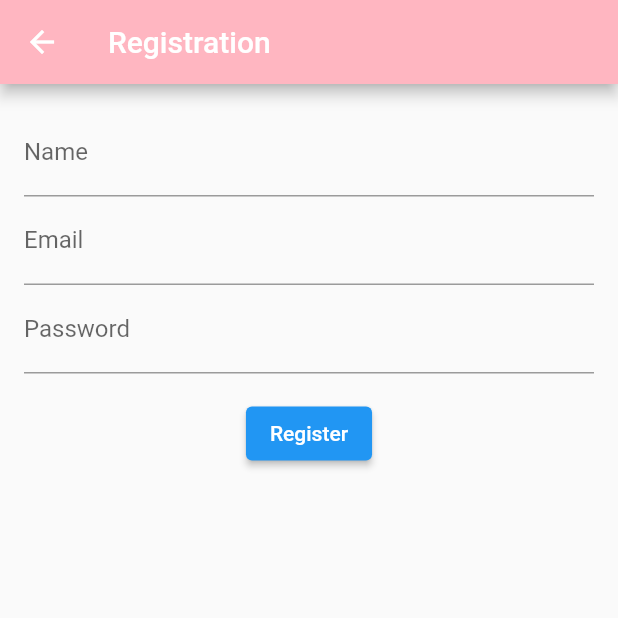
After one commit to FACZ-MAP-Project/PetYatu, a Flutter app: the RegisterPage screen opened by its route, on a phone screen of 412 x 824 dp, the top half of it. The commit adds this screen. Run offline on Flutter 3.47's test engine with Material 2 defaults, Android fonts, the phone set to English and light mode, and no system bars; our stand-ins replace card_swiper, cloud_firestore, firebase_auth, firebase_core; accounts and stored records are empty.

Commit message:
Added registration page

```diff
--- /dev/null
+++ b/lib/models/AppUser.dart
@@ -0,0 +1,98 @@
+// User data model
+// Class
+class AppUser {
+  // Properties
+  String uid;
+  String name;
+  String email;
+  String password;
+  String token;
+
+  // Constructor
+  AppUser({
+    required this.uid,
+    required this.name,
+    required this.email,
+    required this.password,
+    required this.token,
+  });
+
+  // empty constructor
+  AppUser.empty()
+      : uid = '',
+        name = '',
+        email = '',
+        password = '',
+        token = '';
+
+  // Constructor with only uid
+  AppUser.withId(this.uid)
+      : name = '',
+        email = '',
+        password = '',
+        token = '';
+
+  // Methods
+  // Convert JSON to User object
+  factory AppUser.fromJson(Map<String, dynamic> json) {
+    return AppUser(
+      uid: json['uid'],
+      name: json['name'],
+      email: json['email'],
+      password: json['password'],
+      token: json['token'],
+    );
+  }
+
+  // Convert User object to JSON
+  Map<String, dynamic> toJson() => {
+        'uid': uid,
+        'name': name,
+        'email': email,
+        'password': password,
+        'token': token,
+      };
+
+  // Convert User object to Map
+  Map<String, dynamic> toMap() {
+    return {
+      'uid': uid,
+      'name': name,
+      'email': email,
+      'password': password,
+      'token': token,
+    };
+  }
+
+  // Convert Map to User object
+  factory AppUser.fromMap(Map<String, dynamic> map) {
+    return AppUser(
+      uid: map['uid'],
+      name: map['name'],
+      email: map['email'],
+      password: map['password'],
+      token: map['token'],
+    );
+  }
+}
+
+// // Methods
+//   // Convert JSON to User object
+//   factory User.fromJson(Map<String, dynamic> json) {
+//     return User(
+//       id: json['id'],
+//       name: json['name'],
+//       email: json['email'],
+//       password: json['password'],
+//       token: json['token'],
+//     );
+//   }
+
+//   // Convert User object to JSON
+//   Map<String, dynamic> toJson() => {
+//         'id': id,
+//         'name': name,
+//         'email': email,
+//         'password': password,
+//         'token': token,
+//       };
--- /dev/null
+++ b/lib/providers/auth_provider.dart
@@ -0,0 +1,37 @@
+import 'package:flutter/material.dart';
+import 'package:firebase_auth/firebase_auth.dart';
+import 'package:cloud_firestore/cloud_firestore.dart';
+import '../models/AppUser.dart';
+
+class AuthProvider with ChangeNotifier {
+  final FirebaseAuth _auth = FirebaseAuth.instance;
+  final FirebaseFirestore _firestore = FirebaseFirestore.instance;
+
+  // register user with email and password
+  Future<void> registerUser(AppUser appUser) async {
+    try {
+      UserCredential result = await _auth.createUserWithEmailAndPassword(
+        email: appUser.email,
+        password: appUser.password,
+      );
+
+      // AppUser? firebaseUser = result.user as AppUser?;
+      AppUser? firebaseUser =
+          result.user != null ? AppUser.withId(result.user!.uid) : null;
+      if (firebaseUser != null) {
+        // save user info to firestore
+        await _firestore.collection('users').doc(firebaseUser.uid).set(
+          {
+            'uid': firebaseUser.uid,
+            'name': appUser.name,
+            'email': appUser.email,
+            'password': appUser.password,
+            'token': appUser.token,
+          },
+        );
+      }
+    } catch (e) {
+      throw e;
+    }
+  }
+}
--- a/lib/views/login_page.dart
+++ b/lib/views/login_page.dart
@@ -60,6 +60,13 @@ class _LoginPageState extends State<LoginPage> {
                 onPressed: _isLoading ? null : _login,
                 child: _isLoading ? CircularProgressIndicator() : Text('Login'),
               ),
+              SizedBox(height: 16),
+              TextButton(
+                onPressed: () {
+                  Navigator.pushNamed(context, '/register');
+                },
+                child: Text('Register'),
+              ),
             ],
           ),
         ),
--- /dev/null
+++ b/lib/views/register_page.dart
@@ -0,0 +1,105 @@
+import 'package:flutter/material.dart';
+import 'package:provider/provider.dart';
+import 'package:petyatu/providers/auth_provider.dart';
+import 'package:petyatu/models/AppUser.dart';
+
+class RegisterPage extends StatefulWidget {
+  const RegisterPage({Key? key}) : super(key: key);
+
+  static const routeName = '/register';
+
+  @override
+  State<RegisterPage> createState() => _RegisterPageState();
+}
+
+class _RegisterPageState extends State<RegisterPage> {
+  final TextEditingController _nameController = TextEditingController();
+  final TextEditingController _emailController = TextEditingController();
+  final TextEditingController _passwordController = TextEditingController();
+
+  void _registerUser(AuthProvider authProvider) async {
+    AppUser user = AppUser(
+      uid: '',
+      name: _nameController.text,
+      email: _emailController.text,
+      password: _passwordController.text,
+      token: '',
+    );
+
+    try {
+      await authProvider.registerUser(user);
+      // go to login page
+      Navigator.of(context).pushReplacementNamed('/login');
+      // Registration successful, navigate to the next screen or perform other actions
+    } catch (error) {
+      if (error.toString().contains('email-already-in-use')) {
+        ScaffoldMessenger.of(context).showSnackBar(
+          SnackBar(
+            content: Text('Email already in use'),
+          ),
+        );
+      } else if (error.toString().contains('invalid-email')) {
+        ScaffoldMessenger.of(context).showSnackBar(
+          SnackBar(
+            content: Text('Invalid email'),
+          ),
+        );
+      } else if (error.toString().contains('weak-password')) {
+        ScaffoldMessenger.of(context).showSnackBar(
+          SnackBar(
+            content: Text('Weak password'),
+          ),
+        );
+      } else {
+        ScaffoldMessenger.of(context).showSnackBar(
+          SnackBar(
+            content: Text('Registration failed'),
+          ),
+        );
+      }
+      // Handle registration error
+    }
+  }
+
+  @override
+  Widget build(BuildContext context) {
+    final AuthProvider authProvider = Provider.of<AuthProvider>(context);
+
+    return Scaffold(
+      appBar: AppBar(
+        title: Text('Registration'),
+      ),
+      body: Padding(
+        padding: EdgeInsets.all(16.0),
+        child: Column(
+          children: [
+            TextField(
+              controller: _nameController,
+              decoration: InputDecoration(
+                labelText: 'Name',
+              ),
+            ),
+            TextField(
+              controller: _emailController,
+              decoration: InputDecoration(
+                labelText: 'Email',
+              ),
+            ),
+            TextField(
+              controller: _passwordController,
+              decoration: InputDecoration(
+                labelText: 'Password',
+              ),
+              obscureText: true,
+            ),
+            SizedBox(height: 16.0),
+            ElevatedButton(
+              onPressed: () => _registerUser(authProvider),
+              child: Text('Register'),
+            ),
+          ],
+        ),
+      ),
+    );
+  }
+}
--- a/pubspec.yaml
+++ b/pubspec.yaml
@@ -8,10 +8,12 @@ environment:
 
 dependencies:
   card_swiper: ^2.0.4
+  cloud_firestore: ^4.6.0
   firebase_auth: ^4.4.2
   firebase_core: ^2.10.0
   flutter:
     sdk: flutter
+  provider: ^6.0.5
 
 dev_dependencies:
   flutter_test:
```
Also changed, not shown: lib/main.dart (+8 -1 lines), pubspec.lock, 5 other files.
